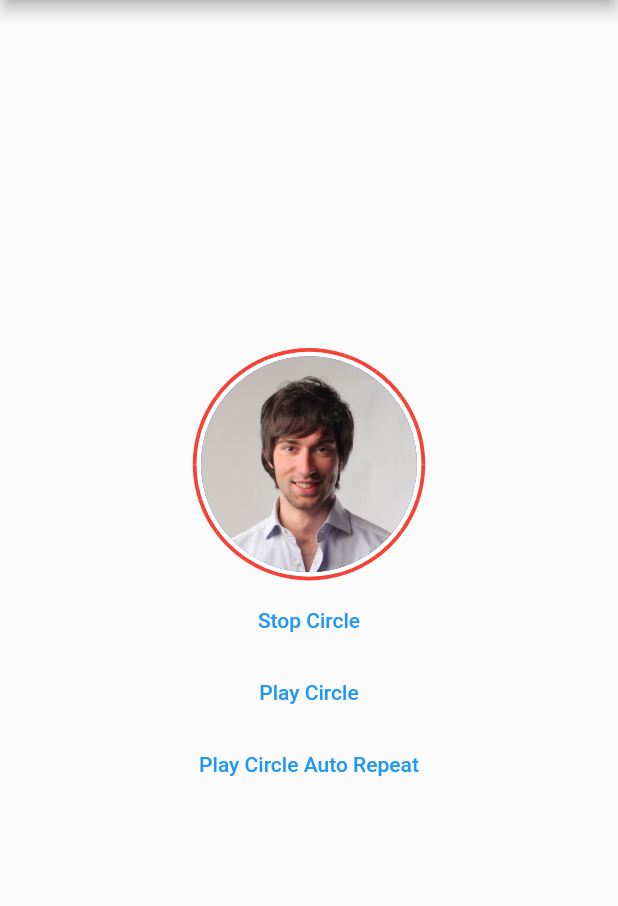
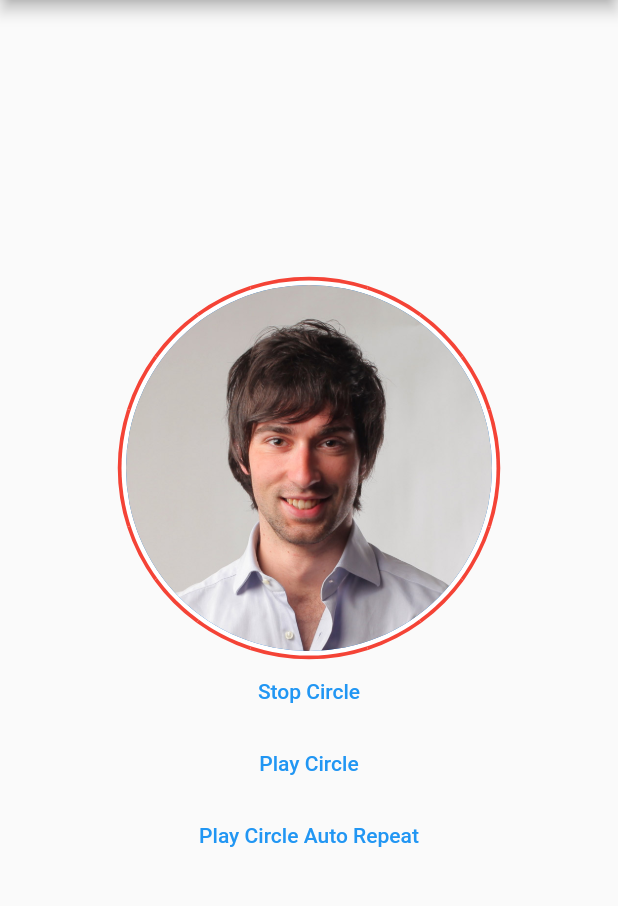
Before and after one commit to ahmetveysels/animated_dashed_circle, a Flutter app: the screen it shows after launch, on a phone screen of 412 x 824 dp, the part 84-990 px from its top. Run offline on Flutter 3.47's test engine with Material 2 defaults, Android fonts, the phone set to English and light mode, and no system bars.

Commit message:
Customizable dash color added

```diff
--- a/example/lib/main.dart
+++ b/example/lib/main.dart
@@ -41,11 +41,25 @@ class _MyHomePageState extends State<MyHomePage> {
           mainAxisAlignment: MainAxisAlignment.center,
           crossAxisAlignment: CrossAxisAlignment.center,
           children: <Widget>[
-            AnimatedDashedCircle().show(image: const AssetImage("assets/user.jpg"), autoPlay: true, duration: const Duration(seconds: 5), height: 150, borderWidth: 5),
-            const SizedBox(height: 5),
-            TextButton(onPressed: () => AnimatedDashedCircle().stopCircle(), child: const Text("Stop Circle")),
-            TextButton(onPressed: () => AnimatedDashedCircle().playCircle(), child: const Text("Play Circle")),
-            TextButton(onPressed: () => AnimatedDashedCircle().playCircle(type: AnimatedionDashedCircleType.repeat), child: const Text("Play Circle Auto Repeat"))
+            AnimatedDashedCircle().show(
+              image: const AssetImage("assets/user.jpg"),
+              autoPlay: true,
+              duration: const Duration(seconds: 5),
+              height: 250,
+              borderWidth: 5,
+            ),
+            TextButton(
+              onPressed: () => AnimatedDashedCircle().stopCircle(),
+              child: const Text("Stop Circle"),
+            ),
+            TextButton(
+              onPressed: () => AnimatedDashedCircle().playCircle(),
+              child: const Text("Play Circle"),
+            ),
+            TextButton(
+              onPressed: () => AnimatedDashedCircle().playCircle(type: AnimatedionDashedCircleType.repeat),
+              child: const Text("Play Circle Auto Repeat"),
+            )
           ],
         ),
       ),
--- a/lib/animated_dashed_circle.dart
+++ b/lib/animated_dashed_circle.dart
@@ -21,7 +21,7 @@ class AnimatedDashedCircle {
     circleController?.reset();
   }
 
-  Widget show({required ImageProvider<Object> image, double? height, Duration? duration, bool? autoPlay, double? borderWidth, int? dashSize}) {
+  Widget show({required ImageProvider<Object> image, double? height, Duration? duration, bool? autoPlay, double? borderWidth, int? dashSize, Color color = Colors.red}) {
     return AnimatedDashedCircleView(
       image: image,
       duration: duration,
@@ -29,6 +29,7 @@ class AnimatedDashedCircle {
       autoPlay: autoPlay ?? true,
       borderWidth: borderWidth ?? 3,
       dashSize: dashSize ?? 20,
+      color: color,
     );
   }
 }
--- a/lib/animated_dashed_circle_view.dart
+++ b/lib/animated_dashed_circle_view.dart
@@ -11,7 +11,8 @@ class AnimatedDashedCircleView extends StatefulWidget {
   final bool autoPlay;
   final double borderWidth;
   final int dashSize;
-  const AnimatedDashedCircleView({Key? key, required this.image, required this.autoPlay, this.height, this.duration, required this.borderWidth, required this.dashSize}) : super(key: key);
+  final Color color;
+  const AnimatedDashedCircleView({Key? key, required this.image, required this.autoPlay, this.height, this.duration, required this.borderWidth, required this.dashSize, required this.color}) : super(key: key);
 
   @override
   State<AnimatedDashedCircleView> createState() => _AnimatedDashedCircleViewState();
@@ -52,7 +53,7 @@ class _AnimatedDashedCircleViewState extends State<AnimatedDashedCircleView> wit
           child: DashedCircle(
             gapSize: gap!.value,
             dashes: widget.dashSize,
-            color: Colors.red,
+            color: widget.color,
             strokeWidth: widget.borderWidth,
             child: RotationTransition(
               turns: reverse!,
--- a/pubspec.yaml
+++ b/pubspec.yaml
@@ -1,6 +1,6 @@
 name: animated_dashed_circle
-description: Animated Dashed Circle
-version: 0.0.1
+description: Animated Dashed Circle. If you want to make instagram stories, you can use this package.
+version: 0.0.2
 homepage: https://github.com/avdisx/
 repository: https://github.com/avdisx/animated_dashed_circle/
 documentation: https://github.com/avdisx/animated_dashed_circle/
```
Also changed, not shown: example/pubspec.lock, 2 other files.
